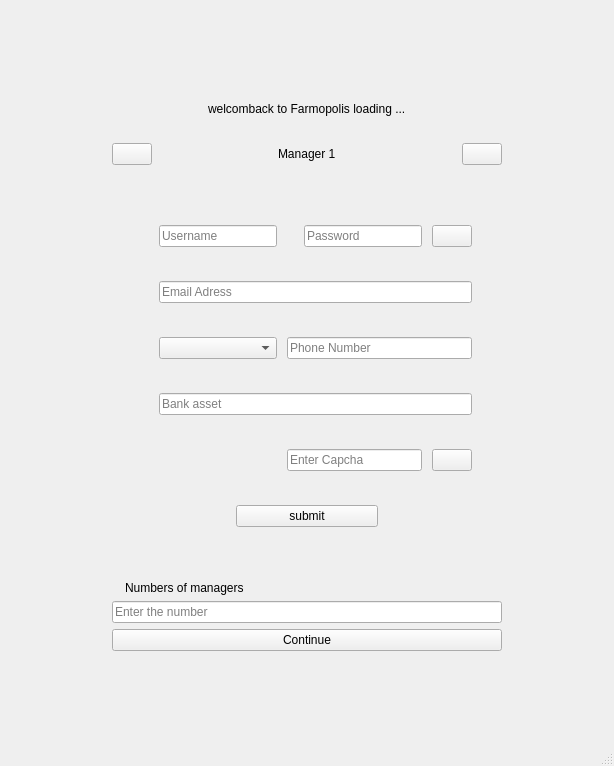
Qt form src/signup.ui (sinahdp/Farmopolis) before a commit.
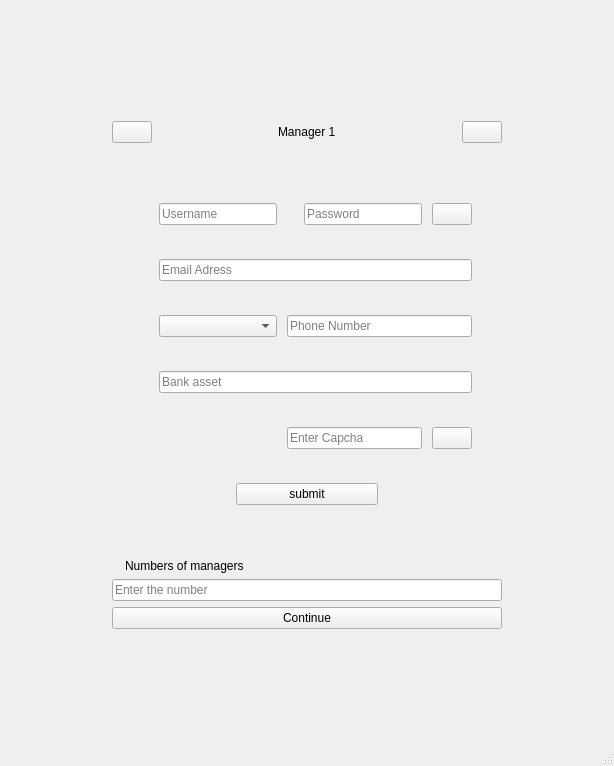
The same form after that commit.

Commit message: create farmopolis.ui and add basic styles

What changed in the file:
```diff
--- a/src/signup.ui
+++ b/src/signup.ui
@@ -34,50 +34,7 @@
        <widget class="QWidget" name="fatherwidget" native="true">
         <layout class="QGridLayout" name="gridLayout_5">
          <item row="2" column="0">
-          <layout class="QVBoxLayout" name="verticalLayout" stretch="0,0,0">
-           <item>
-            <widget class="QWidget" name="welcomwidget" native="true">
-             <layout class="QHBoxLayout" name="horizontalLayout_4">
-              <item>
-               <layout class="QHBoxLayout" name="horizontalLayout_3">
-                <item>
-                 <spacer name="horizontalSpacer_7">
-                  <property name="orientation">
-                   <enum>Qt::Horizontal</enum>
-                  </property>
-                  <property name="sizeHint" stdset="0">
-                   <size>
-                    <width>40</width>
-                    <height>20</height>
-                   </size>
-                  </property>
-                 </spacer>
-                </item>
-                <item>
-                 <widget class="QLabel" name="welcomlabel">
-                  <property name="text">
-                   <string>welcomback to Farmopolis loading ...</string>
-                  </property>
-                 </widget>
-                </item>
-                <item>
-                 <spacer name="horizontalSpacer_8">
-                  <property name="orientation">
-                   <enum>Qt::Horizontal</enum>
-                  </property>
-                  <property name="sizeHint" stdset="0">
-                   <size>
-                    <width>40</width>
-                    <height>20</height>
-                   </size>
-                  </property>
-                 </spacer>
-                </item>
-               </layout>
-              </item>
-             </layout>
-            </widget>
-           </item>
+          <layout class="QVBoxLayout" name="verticalLayout" stretch="0,0">
            <item>
             <widget class="QWidget" name="formAndSettingwidget" native="true">
              <layout class="QGridLayout" name="gridLayout_3">
```
The commit also changes 25 other files.
